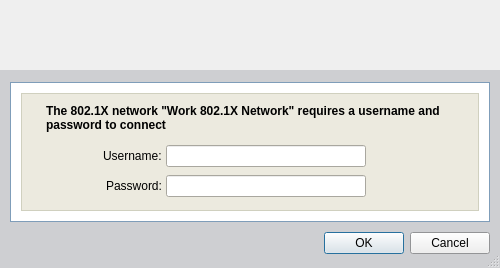
Above: xsupplicant-ui/Skins/Default/UPWWindow.ui from Zero3K/xsupplicant before the change. Below: the same form after it.
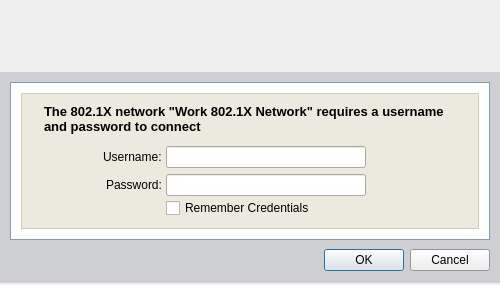
That is the form after the change. Icons and pictures are not drawn.

Commit message: Mark connections made from SSID list as volatile Update password prompt dialogs to have option to remember password Don't show "hidden" SSIDs in SSID list Don't show volatile connections in connect dialog and in config dialog

What changed in the file:
```diff
--- a/xsupplicant-ui/Skins/Default/UPWWindow.ui
+++ b/xsupplicant-ui/Skins/Default/UPWWindow.ui
@@ -6,19 +6,25 @@
     <x>0</x>
     <y>0</y>
     <width>500</width>
-    <height>268</height>
+    <height>285</height>
    </rect>
   </property>
+  <property name="sizePolicy" >
+   <sizepolicy vsizetype="Fixed" hsizetype="Preferred" >
+    <horstretch>0</horstretch>
+    <verstretch>0</verstretch>
+   </sizepolicy>
+  </property>
   <property name="minimumSize" >
    <size>
     <width>500</width>
-    <height>268</height>
+    <height>285</height>
    </size>
   </property>
   <property name="maximumSize" >
    <size>
     <width>500</width>
-    <height>268</height>
+    <height>285</height>
    </size>
   </property>
   <property name="windowTitle" >
@@ -28,7 +34,7 @@
    <iconset>icons/prod_color.png</iconset>
   </property>
   <property name="sizeGripEnabled" >
-   <bool>true</bool>
+   <bool>false</bool>
   </property>
   <property name="modal" >
    <bool>true</bool>
@@ -116,6 +122,12 @@
    </item>
    <item>
     <widget class="QFrame" name="mainFrame" >
+     <property name="sizePolicy" >
+      <sizepolicy vsizetype="Fixed" hsizetype="Preferred" >
+       <horstretch>0</horstretch>
+       <verstretch>0</verstretch>
+      </sizepolicy>
+     </property>
      <property name="palette" >
       <palette>
        <active>
@@ -346,7 +358,7 @@
            <property name="maximumSize" >
             <size>
              <width>16777215</width>
-             <height>118</height>
+             <height>150</height>
             </size>
            </property>
            <property name="palette" >
@@ -484,13 +496,13 @@
                 <number>0</number>
                </property>
                <property name="leftMargin" >
-                <number>14</number>
+                <number>12</number>
                </property>
                <property name="topMargin" >
                 <number>0</number>
                </property>
                <property name="rightMargin" >
-                <number>14</number>
+                <number>12</number>
                </property>
                <property name="bottomMargin" >
                 <number>0</number>
@@ -542,8 +554,8 @@
                  </property>
                  <property name="font" >
                   <font>
-                   <family>MS Shell Dlg 2</family>
-                   <pointsize>9</pointsize>
+                   <family>Arial</family>
+                   <pointsize>10</pointsize>
                    <weight>75</weight>
                    <bold>true</bold>
                   </font>
@@ -604,7 +616,7 @@
                <item>
                 <widget class="QFrame" name="labelsFrame" >
                  <property name="sizePolicy" >
-                  <sizepolicy vsizetype="Fixed" hsizetype="Preferred" >
+                  <sizepolicy vsizetype="Preferred" hsizetype="Preferred" >
                    <horstretch>0</horstretch>
                    <verstretch>0</verstretch>
                   </sizepolicy>
@@ -617,7 +629,7 @@
                  </property>
                  <layout class="QVBoxLayout" >
                   <property name="spacing" >
-                   <number>8</number>
+                   <number>6</number>
                   </property>
                   <property name="leftMargin" >
                    <number>0</number>
@@ -681,7 +693,7 @@
                        <property name="sizeHint" >
                         <size>
                          <width>40</width>
-                         <height>20</height>
+                         <height>2</height>
                         </size>
                        </property>
                       </spacer>
@@ -745,7 +757,8 @@
                        </property>
                        <property name="font" >
                         <font>
-                         <family>MS Shell Dlg 2</family>
+                         <family>Arial</family>
+                         <pointsize>9</pointsize>
                         </font>
                        </property>
                        <property name="text" >
@@ -806,7 +819,7 @@
                        <property name="sizeHint" >
                         <size>
                          <width>40</width>
-                         <height>20</height>
+                         <height>2</height>
                         </size>
                        </property>
                       </spacer>
@@ -870,7 +883,8 @@
                        </property>
                        <property name="font" >
                         <font>
-                         <family>MS Shell Dlg 2</family>
+                         <family>Arial</family>
+                         <pointsize>9</pointsize>
                         </font>
                        </property>
                        <property name="text" >
@@ -881,9 +895,52 @@
                     </layout>
                    </widget>
                   </item>
+                  <item>
+                   <spacer>
+                    <property name="orientation" >
+                     <enum>Qt::Vertical</enum>
+                    </property>
+                    <property name="sizeHint" >
+                     <size>
+                      <width>20</width>
+                      <height>2</height>
+                     </size>
+                    </property>
+                   </spacer>
+                  </item>
                  </layout>
                 </widget>
                </item>
+               <item>
+                <widget class="QFrame" name="inputFrame" >
+                 <property name="sizePolicy" >
+                  <sizepolicy vsizetype="Fixed" hsizetype="Preferred" >
+                   <horstretch>0</horstretch>
+                   <verstretch>0</verstretch>
+                  </sizepolicy>
+                 </property>
+                 <property name="frameShape" >
+                  <enum>QFrame::NoFrame</enum>
+                 </property>
+                 <property name="frameShadow" >
+                  <enum>QFrame::Raised</enum>
+                 </property>
+                 <layout class="QVBoxLayout" >
+                  <property name="spacing" >
+                   <number>2</number>
+                  </property>
+                  <property name="leftMargin" >
+                   <number>0</number>
+                  </property>
+                  <property name="topMargin" >
+                   <number>0</number>
+                  </property>
+                  <property name="rightMargin" >
+                   <number>0</number>
+                  </property>
+                  <property name="bottomMargin" >
+                   <number>0</number>
+                  </property>
                <item>
                 <widget class="QFrame" name="credentialsFrame" >
                  <property name="sizePolicy" >
@@ -900,7 +957,7 @@
                  </property>
                  <layout class="QVBoxLayout" >
                   <property name="spacing" >
-                   <number>8</number>
+                      <number>6</number>
                   </property>
                   <property name="leftMargin" >
                    <number>0</number>
@@ -922,6 +979,12 @@
                       <height>22</height>
                      </size>
                     </property>
+                       <property name="maximumSize" >
+                        <size>
+                         <width>16777215</width>
+                         <height>22</height>
+                        </size>
+                       </property>
                     <property name="palette" >
                      <palette>
                       <active>
@@ -961,7 +1024,8 @@
                     </property>
                     <property name="font" >
                      <font>
-                      <family>MS Shell Dlg 2</family>
+                         <family>Arial</family>
+                         <pointsize>9</pointsize>
                      </font>
                     </property>
                     <property name="echoMode" >
@@ -977,6 +1041,12 @@
                       <height>22</height>
                      </size>
                     </property>
+                       <property name="maximumSize" >
+                        <size>
+                         <width>16777215</width>
+                         <height>22</height>
+                        </size>
+                       </property>
                     <property name="palette" >
                      <palette>
                       <active>
@@ -1016,7 +1086,8 @@
                     </property>
                     <property name="font" >
                      <font>
-                      <family>MS Shell Dlg 2</family>
+                         <family>Arial</family>
+                         <pointsize>9</pointsize>
                      </font>
                     </property>
                     <property name="echoMode" >
@@ -1028,6 +1099,59 @@
                 </widget>
                </item>
                <item>
+                   <widget class="QCheckBox" name="checkBoxRemember" >
+                    <property name="palette" >
+                     <palette>
+                      <active>
+                       <colorrole role="WindowText" >
+                        <brush brushstyle="SolidPattern" >
+                         <color alpha="255" >
+                          <red>0</red>
+                          <green>0</green>
+                          <blue>0</blue>
+                         </color>
+                        </brush>
+                       </colorrole>
+                      </active>
+                      <inactive>
+                       <colorrole role="WindowText" >
+                        <brush brushstyle="SolidPattern" >
+                         <color alpha="255" >
+                          <red>0</red>
+                          <green>0</green>
+                          <blue>0</blue>
+                         </color>
+                        </brush>
+                       </colorrole>
+                      </inactive>
+                      <disabled>
+                       <colorrole role="WindowText" >
+                        <brush brushstyle="SolidPattern" >
+                         <color alpha="255" >
+                          <red>127</red>
+                          <green>127</green>
+                          <blue>127</blue>
+                         </color>
+                        </brush>
+                       </colorrole>
+                      </disabled>
+                     </palette>
+                    </property>
+                    <property name="font" >
+                     <font>
+                      <family>Arial</family>
+                      <pointsize>9</pointsize>
+                     </font>
+                    </property>
+                    <property name="text" >
+                     <string>Remember Credentials</string>
+                    </property>
+                   </widget>
+                  </item>
+                 </layout>
+                </widget>
+               </item>
+               <item>
                 <spacer>
                  <property name="orientation" >
                   <enum>Qt::Horizontal</enum>
@@ -1054,6 +1178,24 @@
       </item>
       <item>
        <widget class="QDialogButtonBox" name="buttonBox" >
+        <property name="minimumSize" >
+         <size>
+          <width>0</width>
+          <height>25</height>
+         </size>
+        </property>
+        <property name="maximumSize" >
+         <size>
+          <width>16777215</width>
+          <height>25</height>
+         </size>
+        </property>
+        <property name="font" >
+         <font>
+          <family>Arial</family>
+          <pointsize>9</pointsize>
+         </font>
+        </property>
         <property name="standardButtons" >
          <set>QDialogButtonBox::Cancel|QDialogButtonBox::NoButton|QDialogButtonBox::Ok</set>
         </property>
```
Left out of the diff: 6 changed lines with no effect on the pictures. Lines whose indentation alone changed are shown as unchanged. The commit also changes 7 other files.
